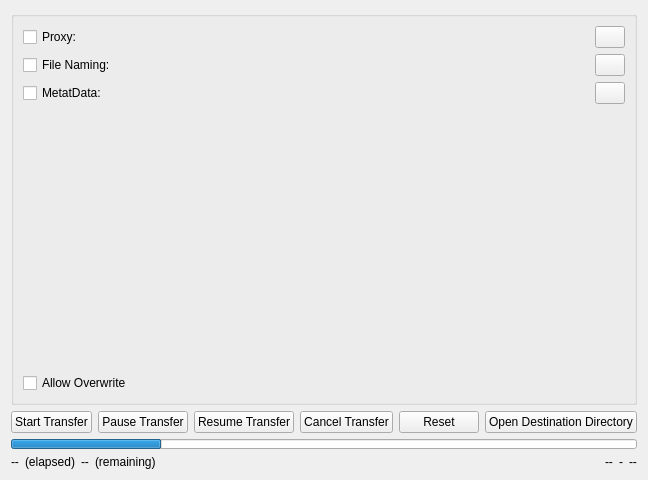
AltaArts/SourceTab--Prism-Plugin, file SourceTab/Libs/UserInterfaces/SourceFunctions.ui: the form before one commit.
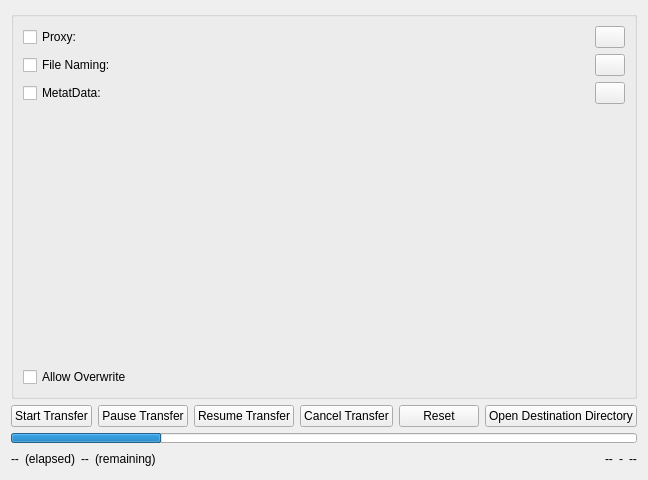
The form after the commit.

Diff of the .ui file:
```diff
--- a/SourceTab/Libs/UserInterfaces/SourceFunctions.ui
+++ b/SourceTab/Libs/UserInterfaces/SourceFunctions.ui
@@ -22,9 +22,6 @@
   <layout class="QHBoxLayout" name="horizontalLayout">
    <item>
     <widget class="QSplitter" name="splitter">
-     <property name="orientation">
-      <enum>Qt::Orientation::Horizontal</enum>
-     </property>
      <widget class="QWidget" name="w_functions" native="true">
       <property name="sizePolicy">
        <sizepolicy hsizetype="Preferred" vsizetype="Preferred">
@@ -247,8 +244,8 @@
             </property>
             <property name="sizeHint" stdset="0">
              <size>
-              <width>50</width>
-              <height>20</height>
+              <width>20</width>
+              <height>500</height>
              </size>
             </property>
            </spacer>
@@ -370,8 +367,8 @@
            </property>
            <property name="sizeHint" stdset="0">
             <size>
-             <width>40</width>
-             <height>10</height>
+             <width>10</width>
+             <height>20</height>
             </size>
            </property>
           </spacer>
```
Left out of the diff: 6 changed lines with no effect on the pictures.
